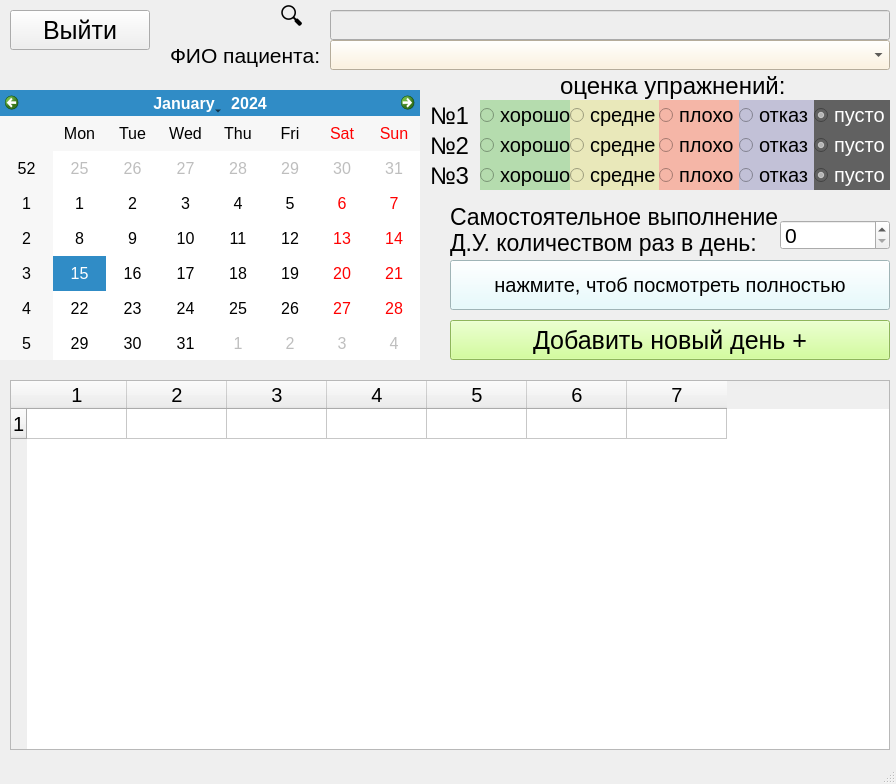
This is data/design/form_adding_procedures.ui in PolkovnikovPavel/collection_lfk as Qt 5 draws it before an edit. The edited form follows.
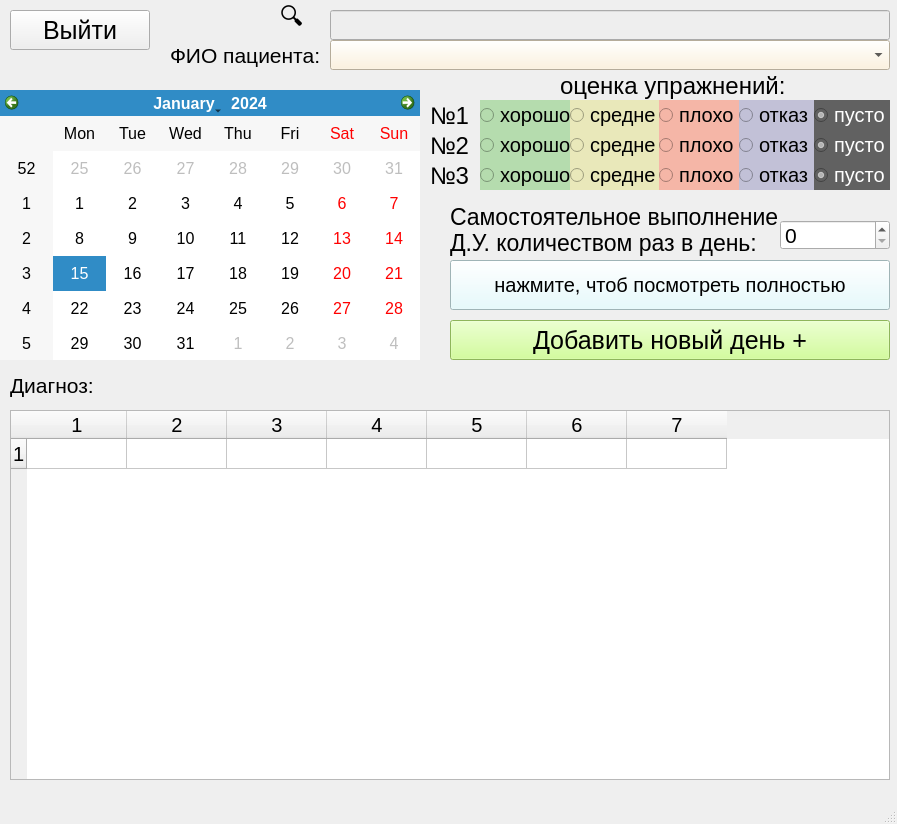
This is the edited form.

Patch:
```diff
--- a/data/design/form_adding_procedures.ui
+++ b/data/design/form_adding_procedures.ui
@@ -6,8 +6,8 @@
    <rect>
     <x>0</x>
     <y>0</y>
-    <width>896</width>
-    <height>784</height>
+    <width>897</width>
+    <height>824</height>
    </rect>
   </property>
   <property name="windowTitle">
@@ -105,7 +105,7 @@
     <property name="geometry">
      <rect>
       <x>10</x>
-      <y>380</y>
+      <y>410</y>
       <width>880</width>
       <height>370</height>
      </rect>
@@ -641,6 +641,24 @@
      <string>нажмите, чтоб посмотреть полностью</string>
     </property>
    </widget>
+   <widget class="QLabel" name="diagnosis">
+    <property name="geometry">
+     <rect>
+      <x>10</x>
+      <y>370</y>
+      <width>880</width>
+      <height>31</height>
+     </rect>
+    </property>
+    <property name="font">
+     <font>
+      <pointsize>16</pointsize>
+     </font>
+    </property>
+    <property name="text">
+     <string>Диагноз:</string>
+    </property>
+   </widget>
   </widget>
   <widget class="QMenuBar" name="menubar">
    <property name="geometry">
```
Left out of the diff: 2 changed lines with no effect on the pictures.
